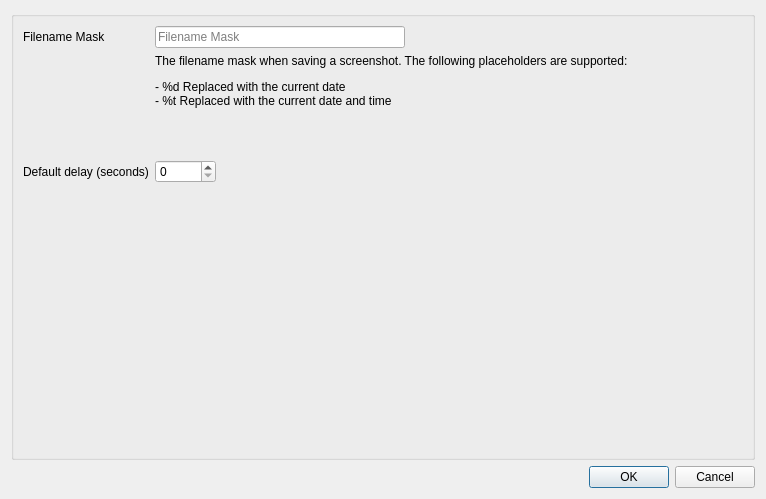
Qt form src/settings.ui (srutz/qtscreenshot) before a commit.
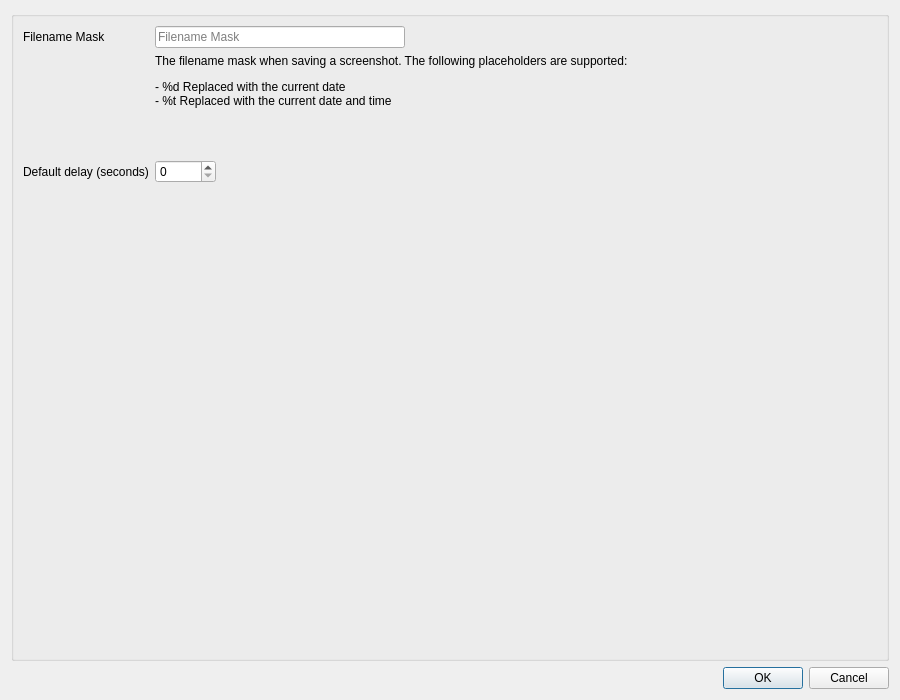
The same form after that commit.

The edit to the form file:
```diff
--- a/src/settings.ui
+++ b/src/settings.ui
@@ -6,8 +6,8 @@
    <rect>
     <x>0</x>
     <y>0</y>
-    <width>766</width>
-    <height>499</height>
+    <width>900</width>
+    <height>700</height>
    </rect>
   </property>
   <property name="windowTitle">
```
